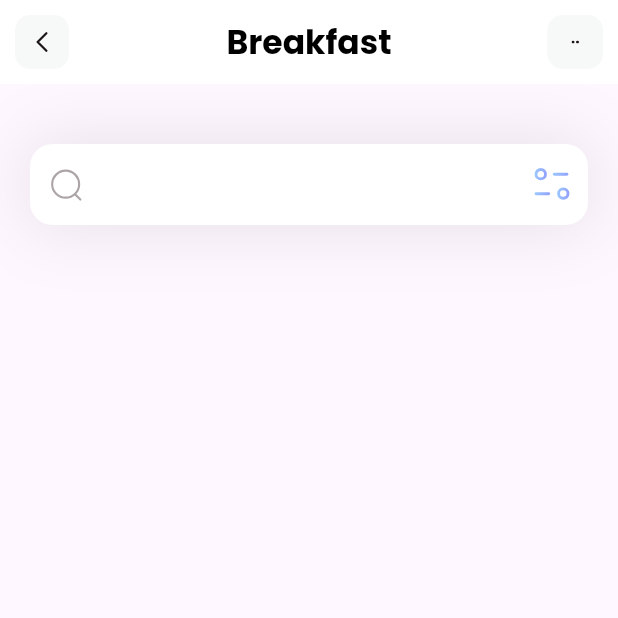
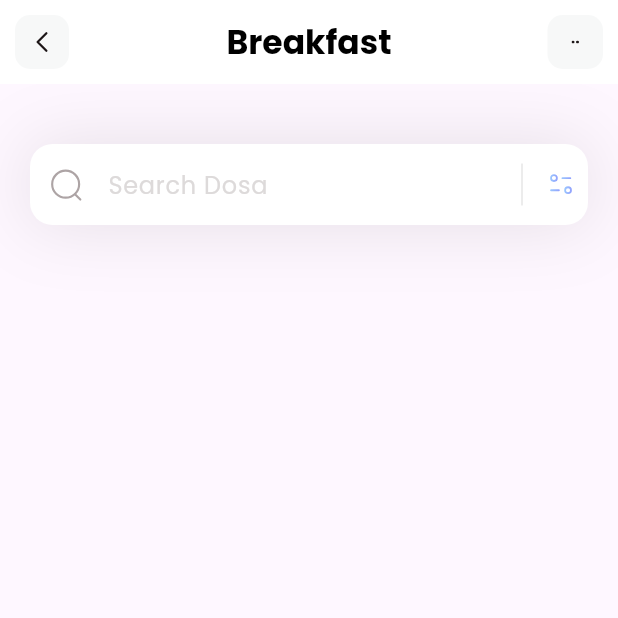
Before and after one commit to Hardvan/Flutter-Fitness-App, a Flutter app: the screen it shows after launch, on a phone screen of 412 x 824 dp, the top half of it. Run offline on Flutter 3.47's test engine with Material 3 defaults, Android fonts, the phone set to English and light mode, and no system bars; our stand-ins replace flutter_svg.

Commit message:
Add search bar with hint text and styling, and add filter icon to suffix icon

```diff
--- a/lib/pages/home.dart
+++ b/lib/pages/home.dart
@@ -26,16 +26,37 @@ class HomePage extends StatelessWidget {
                 filled: true,
                 fillColor: Colors.white,
                 contentPadding: EdgeInsets.all(15),
+                hintText: 'Search Dosa',
+                hintStyle: TextStyle(
+                  color: Color(0xffDDDADA),
+                  fontSize: 16,
+                ),
                 prefixIcon: Padding(
                   padding: const EdgeInsets.all(12),
                   child: SvgPicture.asset(
                     'assets/icons/Search.svg',
                   ),
                 ),
-                suffixIcon: Padding(
-                  padding: const EdgeInsets.all(8.0),
-                  child: SvgPicture.asset(
-                    'assets/icons/Filter.svg',
+                suffixIcon: Container(
+                  width: 100,
+                  child: IntrinsicHeight(
+                    child: Row(
+                      mainAxisAlignment: MainAxisAlignment.end,
+                      children: [
+                        VerticalDivider(
+                          color: Colors.black,
+                          thickness: 0.1,
+                          indent: 10,
+                          endIndent: 10,
+                        ),
+                        Padding(
+                          padding: const EdgeInsets.all(8.0),
+                          child: SvgPicture.asset(
+                            'assets/icons/Filter.svg',
+                          ),
+                        ),
+                      ],
+                    ),
                   ),
                 ),
                 border: OutlineInputBorder(
```
